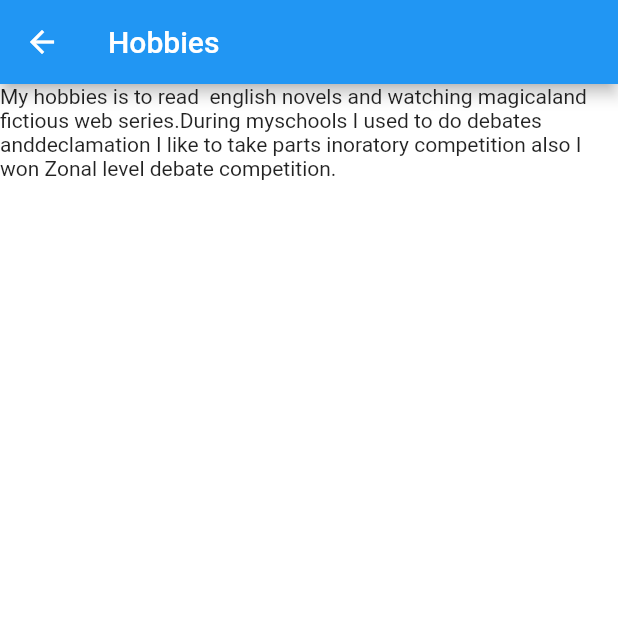
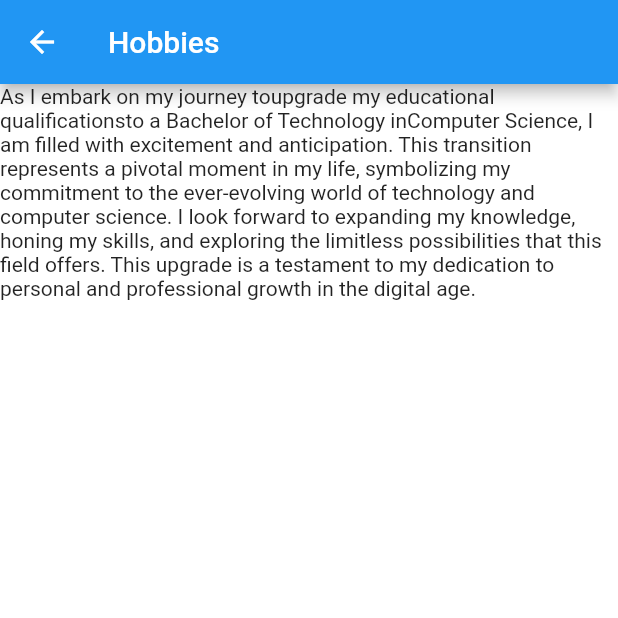
Before and after one commit to Shreya-5goyal/Medley_portfoilo, a Flutter app: the hobbies screen opened directly, on a phone screen of 412 x 824 dp, the top half of it. Run offline on Flutter 3.47's test engine with Material 2 defaults, Android fonts, the phone set to English and light mode, and no system bars; network calls fail.

Commit message:
tenth commit

```diff
--- a/lib/hobbies.dart
+++ b/lib/hobbies.dart
@@ -11,15 +11,20 @@ class hobbies extends StatelessWidget
       ),
     body:
 
-    Text('My hobbies is to read  english '
-        'novels and watching magical'
-        'and fictious web series.During my'
-        'schools I used to do debates and'
-        'declamation I like to take parts in'
-        'oratory competition also I won Zonal '
-        'level debate competition.',
-
-
+    Text('As I embark on my journey to'
+        'upgrade my educational qualifications'
+        'to a Bachelor of Technology in'
+        'Computer Science, I am filled with '
+        'excitement and anticipation. This '
+        'transition represents a pivotal moment '
+        'in my life, symbolizing my commitment to'
+        ' the ever-evolving world of technology '
+        'and computer science. I look forward '
+        'to expanding my knowledge, honing my skills,'
+        ' and exploring the limitless possibilities '
+        'that this field offers. This upgrade is a'
+        ' testament to my dedication to personal'
+        ' and professional growth in the digital age.',
     ),
 
     );
```
Also changed, not shown: lib/aboutpage.dart (+5 -5 lines), lib/exit.dart (+5 -4 lines), lib/main.dart (+0 -24 lines), lib/second.dart (+12 -18 lines).
